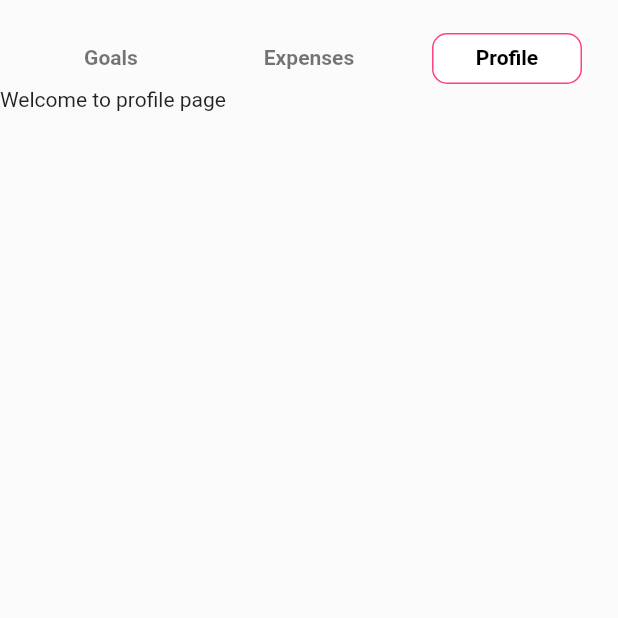
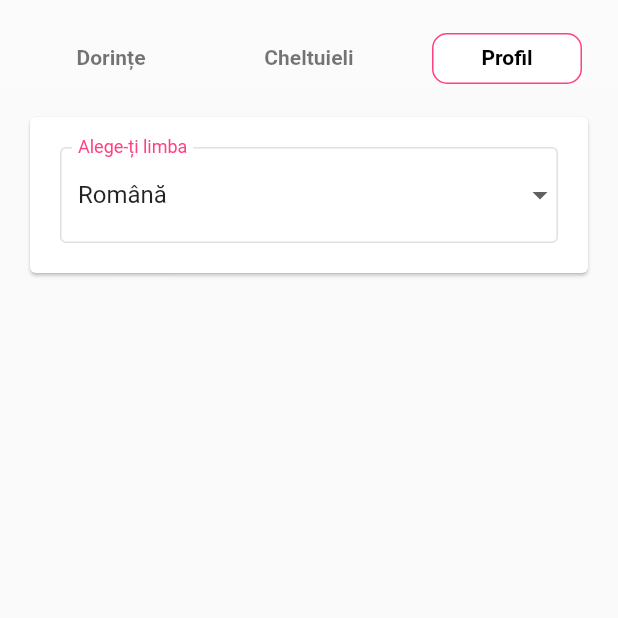
Before and after one commit to cezarmocanu/budgeto, a Flutter app: the screen it shows after launch, tab 3 chosen, on a phone screen of 412 x 824 dp, the top half of it. Run offline on Flutter 3.47's test engine with Material 2 defaults, Android fonts, the phone set to English and light mode, and no system bars; our stand-ins replace pie_chart.

Commit message:
[HTKqeM7O] Added multilanguage support

```diff
--- a/lib/change-notifiers/app-model.dart
+++ b/lib/change-notifiers/app-model.dart
@@ -1,11 +1,13 @@
 import 'package:budgeto_flutter/common/snackbar-content.dart';
 import 'package:budgeto_flutter/models/category.dart';
 import 'package:budgeto_flutter/models/goal.dart';
+import 'package:budgeto_flutter/strings/strings.dart';
 import 'package:flutter/material.dart';
 
 class AppModel extends ChangeNotifier {
   late List<Category> _categories;
   late List<Goal> _goals;
+  LanguageEnum _intl = LanguageEnum.ro;
   double income = 3201;
 
   AppModel() {
@@ -51,6 +53,13 @@ class AppModel extends ChangeNotifier {
     return dataMap;
   }
 
+  LanguageEnum get intl => _intl;
+
+  set intl(LanguageEnum language) {
+    _intl = language;
+    notifyListeners();
+  }
+
   void addGoal(Goal goal) {
     _goals.add(goal);
     notifyListeners();
--- /dev/null
+++ b/lib/dashboard-tabs/profile-tab.dart
@@ -0,0 +1,74 @@
+import 'package:budgeto_flutter/change-notifiers/app-model.dart';
+import 'package:budgeto_flutter/strings/strings.dart';
+import 'package:flutter/material.dart';
+import 'package:provider/provider.dart';
+
+class ProfileTab extends StatelessWidget {
+  @override
+  Widget build(BuildContext context) {
+    LanguageEnum intl = Provider.of<AppModel>(context, listen: true).intl;
+    // var ddValues = getLanguagesDropdownValues(intl);
+
+    return Scaffold(
+      body: SizedBox.expand(
+        child: Column(
+          crossAxisAlignment: CrossAxisAlignment.start,
+          children: [
+            Card(
+              margin: EdgeInsets.all(20),
+              child: Padding(
+                padding: EdgeInsets.all(20),
+                child: Column(
+                  crossAxisAlignment: CrossAxisAlignment.start,
+                  children: [_LanguageDropdown()],
+                ),
+              ),
+            ),
+          ],
+        ),
+      ),
+    );
+  }
+}
+
+class _LanguageDropdown extends StatelessWidget {
+  @override
+  Widget build(BuildContext context) {
+    LanguageEnum intl = Provider.of<AppModel>(context, listen: true).intl;
+    return Consumer<AppModel>(builder: (context, app, child) {
+      var items = LANGUAGES_MAP.keys
+          .map(
+            (language) => DropdownMenuItem<LanguageEnum>(
+              value: language,
+              child: Text(LANGUAGES_MAP[language]!),
+            ),
+          )
+          .toList();
+      return DropdownButtonFormField<LanguageEnum>(
+        isExpanded: true,
+        value: app.intl,
+        onChanged: (LanguageEnum? newValue) {
+          app.intl = newValue!;
+        },
+        items: items,
+        decoration: InputDecoration(
+          labelText: t(LabelsEnum.selectLanguage, intl),
+          labelStyle: TextStyle(color: Colors.pinkAccent),
+          floatingLabelBehavior: FloatingLabelBehavior.always,
+          enabledBorder: OutlineInputBorder(
+            borderSide: BorderSide(
+              color: Colors.black12,
+              width: 1.0,
+            ),
+          ),
+          focusedBorder: OutlineInputBorder(
+            borderSide: BorderSide(
+              color: Colors.pinkAccent,
+              width: 2.0,
+            ),
+          ),
+        ),
+      );
+    });
+  }
+}
--- a/lib/models/category.dart
+++ b/lib/models/category.dart
@@ -1,4 +1,4 @@
-import 'package:budgeto_flutter/constants/strings.dart';
+import 'package:budgeto_flutter/strings/strings.dart';
 import 'package:flutter/material.dart';
 
 class Category {
--- a/lib/models/goal.dart
+++ b/lib/models/goal.dart
@@ -1,4 +1,4 @@
-import 'package:budgeto_flutter/constants/strings.dart';
+import 'package:budgeto_flutter/strings/strings.dart';
 import 'package:budgeto_flutter/models/category.dart';
 import 'package:intl/intl.dart';
 
--- a/lib/screens/dashboard.dart
+++ b/lib/screens/dashboard.dart
@@ -1,10 +1,14 @@
-import 'package:budgeto_flutter/constants/strings.dart';
+import 'package:budgeto_flutter/change-notifiers/app-model.dart';
+import 'package:budgeto_flutter/dashboard-tabs/profile-tab.dart';
+import 'package:budgeto_flutter/strings/strings.dart';
 import 'package:budgeto_flutter/dashboard-tabs/goals-tab.dart';
 import 'package:flutter/material.dart';
+import 'package:provider/provider.dart';
 
 class Dashboard extends StatelessWidget {
   @override
   Widget build(BuildContext context) {
+    LanguageEnum intl = Provider.of<AppModel>(context, listen: true).intl;
     List<Tab> _tabs = <Tab>[
       Tab(
         child: Container(
@@ -16,7 +20,7 @@ class Dashboard extends StatelessWidget {
           child: Align(
             alignment: Alignment.center,
             child: Text(
-              t(LabelsEnum.goals),
+              t(LabelsEnum.goals, intl),
               style: TextStyle(
                 fontWeight: FontWeight.bold,
               ),
@@ -34,7 +38,7 @@ class Dashboard extends StatelessWidget {
           child: Align(
             alignment: Alignment.center,
             child: Text(
-              t(LabelsEnum.expenses),
+              t(LabelsEnum.expenses, intl),
               style: TextStyle(
                 fontWeight: FontWeight.bold,
               ),
@@ -52,7 +56,7 @@ class Dashboard extends StatelessWidget {
           child: Align(
             alignment: Alignment.center,
             child: Text(
-              t(LabelsEnum.profile),
+              t(LabelsEnum.profile, intl),
               style: TextStyle(
                 fontWeight: FontWeight.bold,
               ),
@@ -94,7 +98,7 @@ class Dashboard extends StatelessWidget {
         body: TabBarView(children: [
           GoalsTab(),
           Text("Welcome to expenses page"),
-          Text("Welcome to profile page"),
+          ProfileTab(),
         ]),
       ),
     );
--- a/lib/constants/strings.dart
+++ b/lib/strings/en.dart
@@ -1,21 +1,6 @@
-enum LabelsEnum {
-  addGoal,
-  allowance,
-  category,
-  expenses,
-  exampleElectricGuitar,
-  exampleTargetGoal,
-  exampleAllowance,
-  goals,
-  monthlyIncome,
-  name,
-  profile,
-  setYourGoal,
-  target,
-  unknown,
-}
+import 'package:budgeto_flutter/strings/strings.dart';
 
-const Map<LabelsEnum, String> _LABELS_MAP = {
+const Map<LabelsEnum, String> EN = {
   LabelsEnum.addGoal: 'Add Goal',
   LabelsEnum.allowance: 'Allowance',
   LabelsEnum.category: 'Category',
@@ -27,15 +12,8 @@ const Map<LabelsEnum, String> _LABELS_MAP = {
   LabelsEnum.monthlyIncome: 'Monthly Income',
   LabelsEnum.name: 'Name',
   LabelsEnum.profile: 'Profile',
-  LabelsEnum.setYourGoal: 'SetYourGoal',
+  LabelsEnum.setYourGoal: 'Set Your Goal',
+  LabelsEnum.selectLanguage: 'Select Language',
   LabelsEnum.target: 'Target',
   LabelsEnum.unknown: 'Unknown'
 };
-
-String t(LabelsEnum label) {
-  if (!_LABELS_MAP.containsKey(label)) {
-    return 'Label not found!';
-  }
-
-  return _LABELS_MAP[label]!;
-}
--- /dev/null
+++ b/lib/strings/ro.dart
@@ -0,0 +1,19 @@
+import 'package:budgeto_flutter/strings/strings.dart';
+
+const Map<LabelsEnum, String> RO = {
+  LabelsEnum.addGoal: 'Adaugă Dorintă',
+  LabelsEnum.allowance: 'Investiție lunară',
+  LabelsEnum.category: 'Categorie',
+  LabelsEnum.expenses: 'Cheltuieli',
+  LabelsEnum.exampleElectricGuitar: 'ex: Chitară Electrică',
+  LabelsEnum.exampleTargetGoal: 'ex: 350 \$',
+  LabelsEnum.exampleAllowance: 'ex: 50\$ (pe lună)',
+  LabelsEnum.goals: 'Dorințe',
+  LabelsEnum.monthlyIncome: 'Venit lunar',
+  LabelsEnum.name: 'Nume',
+  LabelsEnum.profile: 'Profil',
+  LabelsEnum.setYourGoal: 'Adaugă o Dorintă',
+  LabelsEnum.selectLanguage: 'Alege-ți limba',
+  LabelsEnum.target: 'Ținta',
+  LabelsEnum.unknown: 'Necunoscut'
+};
--- /dev/null
+++ b/lib/strings/strings.dart
@@ -0,0 +1,54 @@
+import 'package:budgeto_flutter/strings/ro.dart';
+import 'package:flutter/material.dart';
+
+import 'en.dart';
+
+enum LabelsEnum {
+  addGoal,
+  allowance,
+  category,
+  english,
+  expenses,
+  exampleElectricGuitar,
+  exampleTargetGoal,
+  exampleAllowance,
+  goals,
+  monthlyIncome,
+  name,
+  profile,
+  romanian,
+  setYourGoal,
+  selectLanguage,
+  target,
+  unknown,
+}
+
+enum LanguageEnum {
+  en,
+  ro,
+}
+
+const Map<LanguageEnum, Map<LabelsEnum, String>> _LANGUAGE_DICT_MAP = {
+  LanguageEnum.en: EN,
+  LanguageEnum.ro: RO,
+};
+
+//TODO make the values of the labels constant?
+const Map<LanguageEnum, String> LANGUAGES_MAP = {
+  LanguageEnum.en: 'English',
+  LanguageEnum.ro: 'Română',
+};
+
+String t(LabelsEnum label, [LanguageEnum language = LanguageEnum.en]) {
+  Map<LabelsEnum, String>? dict = _LANGUAGE_DICT_MAP[language];
+
+  if (dict == null) {
+    throw ErrorDescription('Unknown language');
+  }
+
+  if (!dict.containsKey(label)) {
+    return 'Label not found!';
+  }
+
+  return dict[label]!;
+}
```
Also changed, not shown: lib/dashboard-tabs/goals-tab.dart (+6 -3 lines), lib/screens/add_goal.dart (+15 -10 lines).
